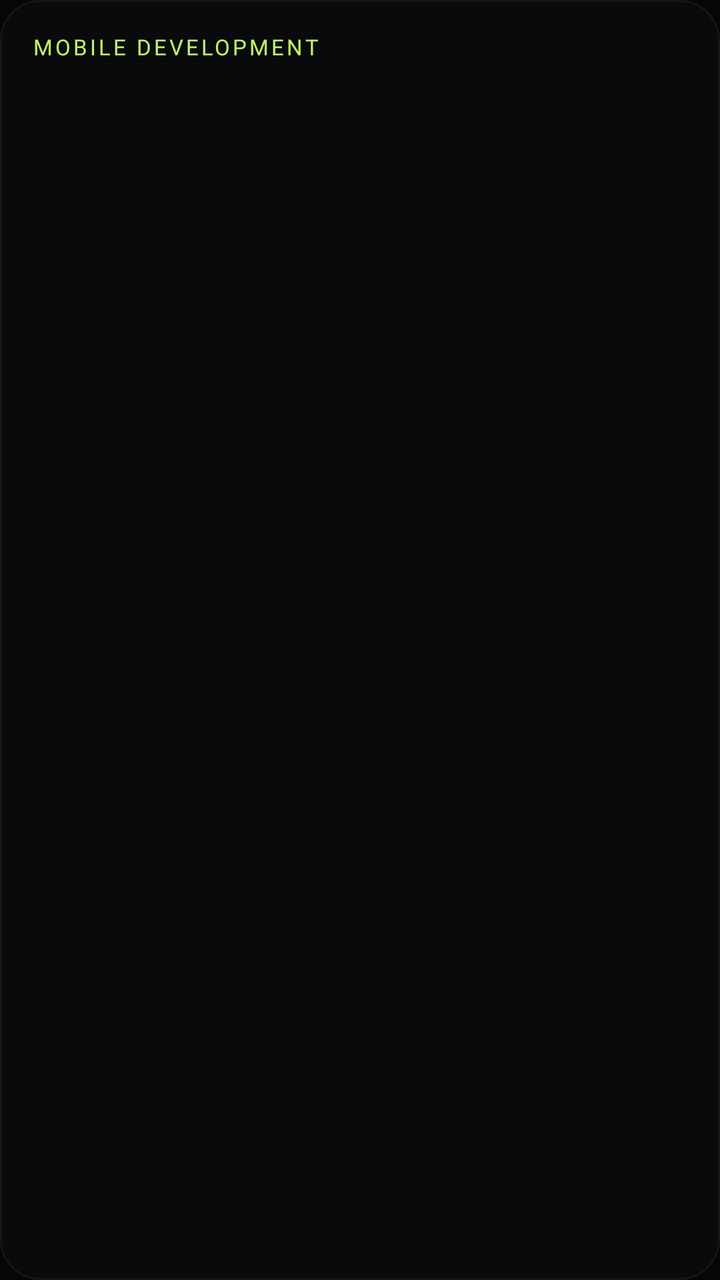
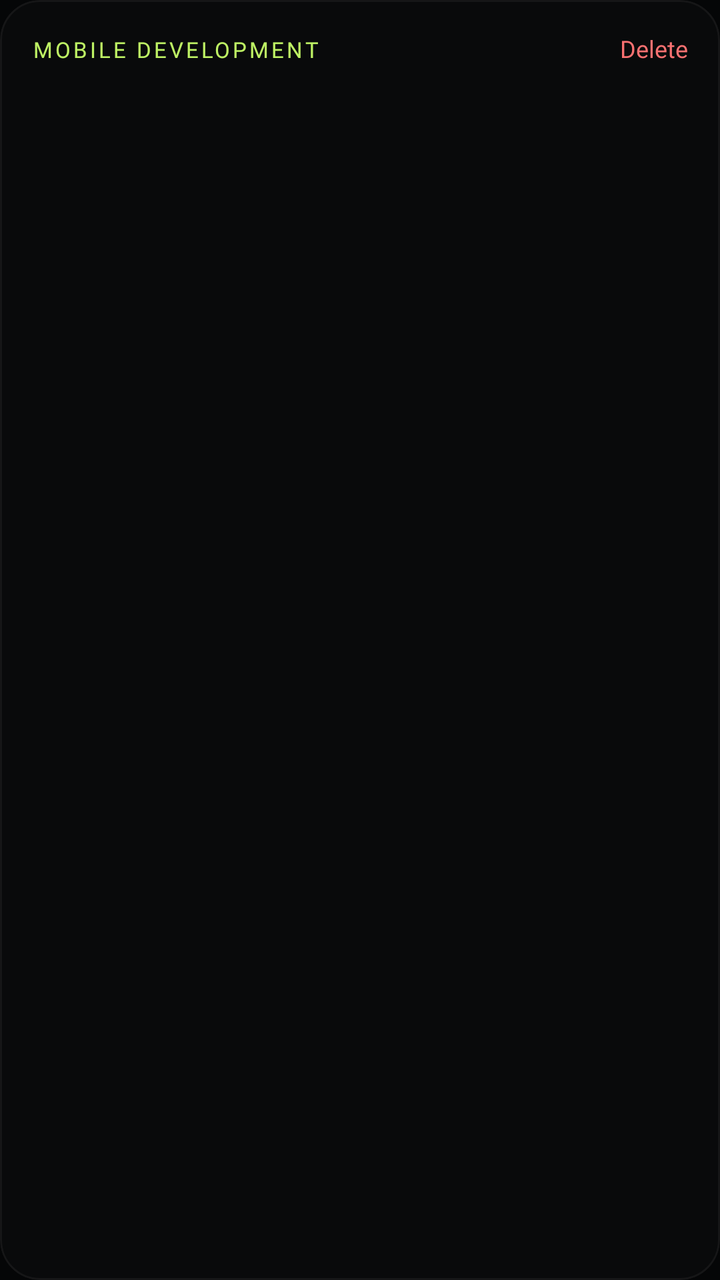

Two renders of the same Android screen: before a commit and after it. Below are the layout's source before the change and the commit's diff.
<!-- AndroidManifest.xml: application theme Theme.PorfolioHandler -->
<!-- res/layout/item_skill_category.xml -->
<?xml version="1.0" encoding="utf-8"?>
<com.google.android.material.card.MaterialCardView xmlns:android="http://schemas.android.com/apk/res/android"
    xmlns:app="http://schemas.android.com/apk/res-auto"
    android:layout_width="match_parent"
    android:layout_height="wrap_content"
    android:layout_marginVertical="4dp"
    app:cardBackgroundColor="@color/bg_card"
    app:cardCornerRadius="20dp"
    app:cardElevation="0dp"
    app:strokeColor="@color/border_default"
    app:strokeWidth="1dp">

    <LinearLayout
        android:layout_width="match_parent"
        android:layout_height="wrap_content"
        android:orientation="vertical"
        android:padding="16dp">

        <TextView
            android:id="@+id/categoryName"
            android:layout_width="wrap_content"
            android:layout_height="wrap_content"
            android:text="Mobile Development"
            android:textAppearance="@style/TextAppearance.Portfolio.Eyebrow"
            android:textColor="@color/accent_primary"
            android:textAllCaps="true" />

        <com.google.android.material.chip.ChipGroup
            android:id="@+id/skillChipGroup"
            android:layout_width="match_parent"
            android:layout_height="wrap_content"
            android:layout_marginTop="8dp"
            app:chipSpacingHorizontal="8dp"
            app:chipSpacingVertical="4dp" />
    </LinearLayout>
</com.google.android.material.card.MaterialCardView>
<!-- resources referenced by this layout -->
<resources>
  <color name="accent_primary">#BEF264</color>
  <color name="bg_card">#04FFFFFF</color>
  <color name="border_default">#0DFFFFFF</color>
  <style name="TextAppearance.Portfolio.Eyebrow" parent="">
          <item name="fontFamily">@font/mono</item>
          <item name="android:fontFamily">@font/mono</item>
          <item name="android:textColor">@color/fg_subtle</item>
          <item name="android:textSize">11sp</item>
          <item name="android:letterSpacing">0.12</item>
          <item name="textAllCaps">true</item>
      </style>
  <color name="fg_subtle">#6E767C</color>
  <color name="accent_deep">#4D7C0F</color>
  <color name="bg_primary">#050607</color>
  <color name="accent_bright">#D9F99D</color>
  <color name="accent_dim">#A3E635</color>
  <color name="fg_primary">#FCFCFC</color>
  <color name="status_error">#F87171</color>
  <color name="fg_muted">#9BA1A6</color>
  <style name="Widget.Portfolio.CardView" parent="Widget.MaterialComponents.CardView">
          <item name="cardBackgroundColor">@color/bg_card</item>
          <item name="cardCornerRadius">20dp</item>
          <item name="cardElevation">0dp</item>
          <item name="strokeColor">@color/border_default</item>
          <item name="strokeWidth">1dp</item>
          <item name="rippleColor">@color/ripple_light</item>
      </style>
  <style name="Widget.Portfolio.FAB" parent="Widget.MaterialComponents.FloatingActionButton">
          <item name="backgroundTint">@color/accent_primary</item>
          <item name="tint">@color/bg_primary</item>
          <item name="rippleColor">@color/accent_deep</item>
          <item name="shapeAppearanceOverlay">@style/ShapeAppearance.Portfolio.FAB</item>
      </style>
  <style name="Widget.Portfolio.Toolbar" parent="Widget.MaterialComponents.Toolbar">
          <item name="android:background">@color/bg_primary</item>
          <item name="titleTextColor">@color/fg_primary</item>
          <item name="subtitleTextColor">@color/fg_muted</item>
      </style>
  <style name="Widget.Portfolio.Chip" parent="Widget.MaterialComponents.Chip.Action">
          <item name="chipBackgroundColor">@color/badge_bg</item>
          <item name="chipStrokeColor">@color/badge_border</item>
          <item name="chipStrokeWidth">1dp</item>
          <item name="chipCornerRadius">100dp</item>
          <item name="android:textColor">@color/fg_primary</item>
          <item name="android:textSize">11sp</item>
          <item name="chipMinHeight">28dp</item>
      </style>
  <style name="Widget.Portfolio.Switch" parent="Widget.MaterialComponents.CompoundButton.Switch">
          <item name="thumbTint">@color/accent_primary</item>
          <item name="trackTint">@color/fg_faint</item>
      </style>
  <color name="ripple_light">#14FFFFFF</color>
  <color name="fg_faint">#4B5257</color>
  <style name="ShapeAppearance.Portfolio.FAB" parent="">
          <item name="cornerSize">16dp</item>
      </style>
  <style name="Widget.Portfolio.BottomSheet" parent="Widget.MaterialComponents.BottomSheet.Modal">
          <item name="shapeAppearanceOverlay">@style/ShapeAppearance.Portfolio.BottomSheet</item>
          <item name="backgroundTint">@color/bg_elevated</item>
      </style>
  <color name="bg_elevated">#E60C0D0F</color>
  <color name="badge_bg">#0AFFFFFF</color>
  <color name="badge_border">#0FFFFFFF</color>
  <style name="ShapeAppearance.Portfolio.BottomSheet" parent="">
          <item name="cornerSizeTopLeft">24dp</item>
          <item name="cornerSizeTopRight">24dp</item>
          <item name="cornerSizeBottomLeft">0dp</item>
          <item name="cornerSizeBottomRight">0dp</item>
      </style>
  <!-- unchanged entries left out for length: 4 -->
</resources>

<!-- the commit's change to res/layout/item_skill_category.xml (unified diff, before → after) -->
@@ -16,14 +16,30 @@
         android:orientation="vertical"
         android:padding="16dp">
 
-        <TextView
-            android:id="@+id/categoryName"
-            android:layout_width="wrap_content"
+        <LinearLayout
+            android:layout_width="match_parent"
             android:layout_height="wrap_content"
-            android:text="Mobile Development"
-            android:textAppearance="@style/TextAppearance.Portfolio.Eyebrow"
-            android:textColor="@color/accent_primary"
-            android:textAllCaps="true" />
+            android:orientation="horizontal">
+
+            <TextView
+                android:id="@+id/categoryName"
+                android:layout_width="0dp"
+                android:layout_weight="1"
+                android:layout_height="wrap_content"
+                android:text="Mobile Development"
+                android:textAppearance="@style/TextAppearance.Portfolio.Eyebrow"
+                android:textColor="@color/accent_primary"
+                android:textAllCaps="true" />
+                
+            <TextView
+                android:id="@+id/deleteButton"
+                android:layout_width="wrap_content"
+                android:layout_height="wrap_content"
+                android:text="Delete"
+                android:textColor="@color/status_error"
+                android:textSize="12sp"
+                android:fontFamily="@font/mono" />
+        </LinearLayout>
 
         <com.google.android.material.chip.ChipGroup
             android:id="@+id/skillChipGroup"
